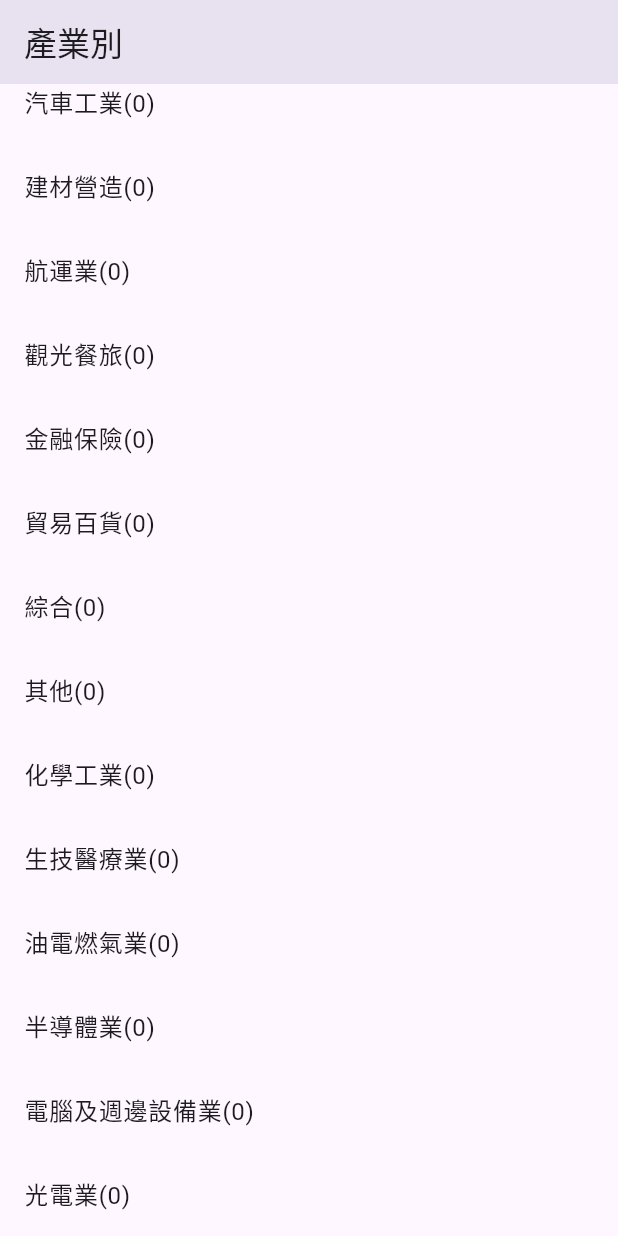
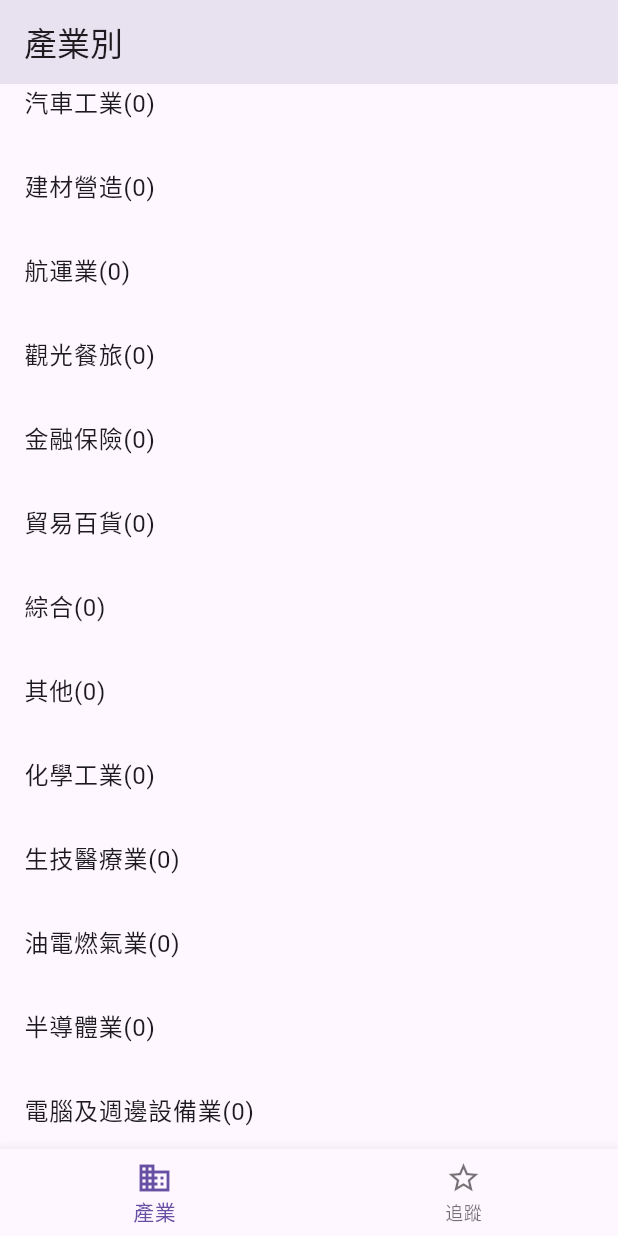
Before and after one commit to sueraychang/public_companies_flutter, a Flutter app: the HomePage screen opened by its route, scrolled down 576 dp, on a phone screen of 412 x 824 dp. Run offline on Flutter 3.47's test engine with Material 2 defaults, Android fonts, the light colour scheme and no system bars; our stand-ins replace dio, firebase_analytics, firebase_core, firebase_crashlytics, flutter_bloc, freezed_annotation and 4 more; accounts and stored records are empty; generated files the repository leaves out were written again; network calls fail.

Commit message:
Add BottomNavigationBar into HomePage.

```diff
--- a/lib/l10n/app_zh.arb
+++ b/lib/l10n/app_zh.arb
@@ -4,5 +4,8 @@
     "description": "The title of the application"
   },
 
-  "industriesPageTitle": "產業別"
+  "industriesPageTitle": "產業別",
+
+  "bottomNavigationItemIndustryTitle": "產業",
+  "bottomNavigationItemCollectionTitle": "追蹤"
 }
--- /dev/null
+++ b/lib/presentation/collections_page.dart
@@ -0,0 +1,10 @@
+import 'package:flutter/widgets.dart';
+
+class CollectionsPage extends StatelessWidget {
+  const CollectionsPage({super.key});
+
+  @override
+  Widget build(BuildContext context) {
+    return const Placeholder();
+  }
+}
--- a/lib/presentation/home_page.dart
+++ b/lib/presentation/home_page.dart
@@ -1,11 +1,45 @@
 import 'package:flutter/material.dart';
+import 'package:publiccompanies/presentation/collections_page.dart';
 import 'package:publiccompanies/presentation/industries_page.dart';
+import 'package:publiccompanies/utils/build_context_extension.dart';
 
-class HomePage extends StatelessWidget {
+class HomePage extends StatefulWidget {
   const HomePage({super.key});
 
   @override
+  State<HomePage> createState() => _HomePageState();
+}
+
+class _HomePageState extends State<HomePage> {
+  int _currentIndex = 0;
+
+  final pages = [
+    const IndustriesPage(),
+    const CollectionsPage(),
+  ];
+
+  @override
   Widget build(BuildContext context) {
-    return const Scaffold(body: IndustriesPage());
+    return Scaffold(
+      body: pages[_currentIndex],
+      bottomNavigationBar: BottomNavigationBar(
+        currentIndex: _currentIndex,
+        items: [
+          BottomNavigationBarItem(
+            icon: const Icon(Icons.domain),
+            label: context.l10n.bottomNavigationItemIndustryTitle,
+          ),
+          BottomNavigationBarItem(
+            icon: const Icon(Icons.star_border_outlined),
+            label: context.l10n.bottomNavigationItemCollectionTitle,
+          ),
+        ],
+        onTap: (value) {
+          setState(() {
+            _currentIndex = value;
+          });
+        },
+      ),
+    );
   }
 }
```
